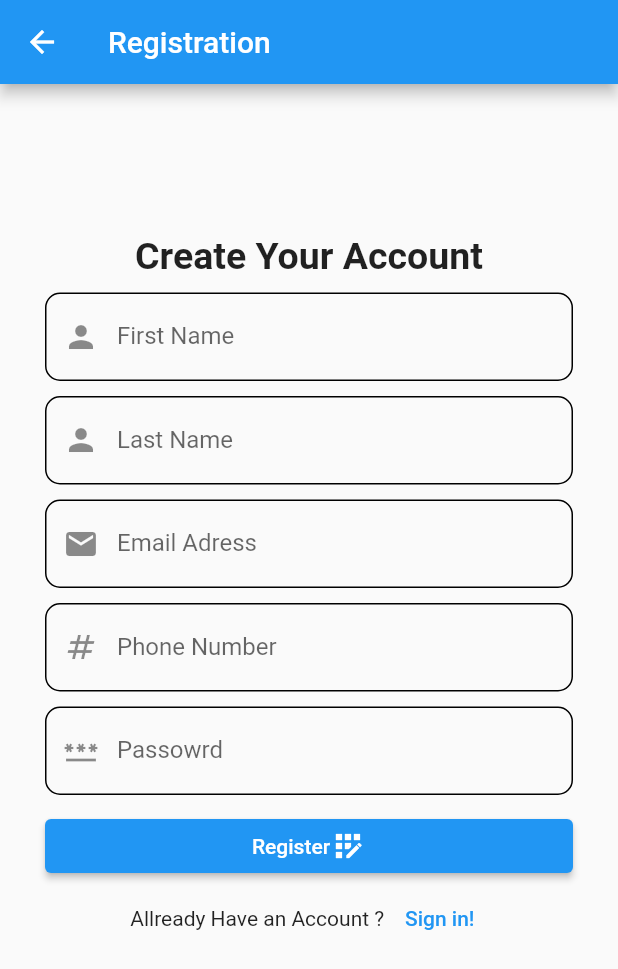
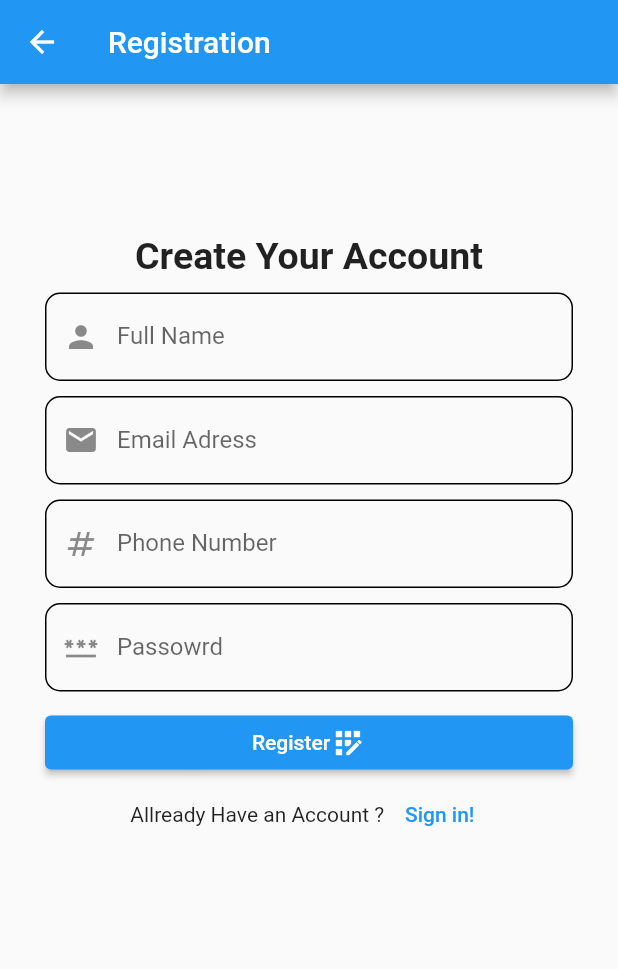
Before and after one commit to Bakez98/Flutter_Task_one, a Flutter app: the screen it shows after launch, after a tap on "Login", after a tap on "Sign Up!", on a phone screen of 412 x 824 dp. Shown: the top 969 px of the screen. Run offline on Flutter 3.47's test engine with Material 2 defaults, Android fonts, the phone set to English and light mode, and no system bars; accounts and stored records are empty.

Commit message:
pushing the implemintation of Registration and login

```diff
--- a/lib/main.dart
+++ b/lib/main.dart
@@ -1,5 +1,7 @@
 import 'package:flutter/material.dart';
 import 'package:gallery_application/screens/log_in.dart';
+import 'package:provider/provider.dart';
+import 'package:gallery_application/providers/auth_provider.dart.dart';
 
 void main() {
   runApp(const MyApp());
@@ -7,13 +9,14 @@ void main() {
 
 class MyApp extends StatelessWidget {
   const MyApp({super.key});
-
-  // This widget is the root of your application.
   @override
   Widget build(BuildContext context) {
-    return const MaterialApp(
-      title: 'Flutter Demo',
-      home: LogInScreen(),
+    return ChangeNotifierProvider(
+      create: (context) => AuthProvider(),
+      child: const MaterialApp(
+        title: 'Products basket',
+        home: LogInScreen(),
+      ),
     );
   }
 }
--- /dev/null
+++ b/lib/models/user.dart
@@ -0,0 +1,13 @@
+class User {
+  const User({
+    required this.name,
+    required this.email,
+    required this.phoneNumber,
+    required this.password,
+  });
+
+  final String name;
+  final String email;
+  final String phoneNumber;
+  final String password;
+}
--- a/lib/screens/log_in.dart
+++ b/lib/screens/log_in.dart
@@ -1,8 +1,18 @@
+// ignore_for_file: no_logic_in_create_state
+
 import 'package:flutter/material.dart';
+import 'package:gallery_application/screens/products_list.dart';
 import 'package:gallery_application/screens/registration.dart';
+import 'package:gallery_application/providers/auth_provider.dart.dart';
+import 'package:provider/provider.dart';
 
 class LogInScreen extends StatefulWidget {
   const LogInScreen({super.key});
+
+// @override
+//   State<LogInScreen> createState() {
+//     return _LogInScreenState();
+//   }
 
   @override
   _LogInScreenState createState() => _LogInScreenState();
@@ -11,8 +21,21 @@ class LogInScreen extends StatefulWidget {
 class _LogInScreenState extends State<LogInScreen> {
   final _formKey = GlobalKey<FormState>();
 
+  final TextEditingController _emailAddressController = TextEditingController();
+  final TextEditingController _passwordController = TextEditingController();
+
   void _login() {
-    _formKey.currentState!.validate();
+    if (_formKey.currentState!.validate()) {
+      final myProvider = Provider.of<AuthProvider>(context, listen: false);
+      if (myProvider.loginUser(
+          _emailAddressController.text, _passwordController.text)) {
+        Navigator.of(context).push(
+          MaterialPageRoute(
+            builder: (ctx) => const ProductsScreen(),
+          ),
+        );
+      }
+    }
   }
 
   @override
@@ -36,6 +59,7 @@ class _LogInScreenState extends State<LogInScreen> {
                 height: 10,
               ),
               TextFormField(
+                controller: _emailAddressController,
                 decoration: InputDecoration(
                   label: const Text("Email"),
                   prefixIcon: const Icon(Icons.email_outlined),
@@ -58,6 +82,7 @@ class _LogInScreenState extends State<LogInScreen> {
                 height: 10,
               ),
               TextFormField(
+                controller: _passwordController,
                 decoration: InputDecoration(
                   label: const Text("Password"),
                   prefixIcon: const Icon(Icons.password_outlined),
--- a/lib/screens/registration.dart
+++ b/lib/screens/registration.dart
@@ -1,5 +1,7 @@
 import 'package:flutter/material.dart';
+import 'package:gallery_application/providers/auth_provider.dart.dart';
 import 'package:gallery_application/screens/log_in.dart';
+import 'package:provider/provider.dart';
 
 class RegistrationScreen extends StatefulWidget {
   const RegistrationScreen({super.key});
@@ -11,26 +13,37 @@ class RegistrationScreen extends StatefulWidget {
 class _RegistrationScreenState extends State<RegistrationScreen> {
   final _formKey = GlobalKey<FormState>();
 
-  final TextEditingController _firstNameController = TextEditingController();
-  final TextEditingController _lastNameController = TextEditingController();
+  final TextEditingController _nameController = TextEditingController();
+  final TextEditingController _phoneNumberController = TextEditingController();
   final TextEditingController _emailAddressController = TextEditingController();
-  final TextEditingController _phoneNumberController = TextEditingController();
   final TextEditingController _passwordController = TextEditingController();
 
   void _register() {
-    _formKey.currentState!.validate();
-
-    // ScaffoldMessenger.of(context).showSnackBar(
-    //   SnackBar(
-    //     width: 200,
-    //     backgroundColor: Theme.of(context).colorScheme.secondary,
-    //     shape: RoundedRectangleBorder(
-    //       borderRadius: BorderRadius.circular(10),
-    //     ),
-    //     behavior: SnackBarBehavior.floating,
-    //     content: const Text("Registered Successfully"),
-    //   ),
-    // );
+    if (_formKey.currentState!.validate()) {
+      final myProvider = Provider.of<AuthProvider>(context, listen: false);
+      myProvider.registerUser(
+        _emailAddressController.text,
+        _passwordController.text,
+        _nameController.text,
+        _phoneNumberController.text,
+      );
+    }
+    ScaffoldMessenger.of(context).showSnackBar(
+      SnackBar(
+        width: 200,
+        backgroundColor: Theme.of(context).colorScheme.secondary,
+        shape: RoundedRectangleBorder(
+          borderRadius: BorderRadius.circular(10),
+        ),
+        behavior: SnackBarBehavior.floating,
+        content: const Text("Registered Successfully"),
+      ),
+    );
+    Navigator.of(context).push(
+      MaterialPageRoute(
+        builder: (ctx) => const LogInScreen(),
+      ),
+    );
   }
 
   @override
@@ -54,9 +67,9 @@ class _RegistrationScreenState extends State<RegistrationScreen> {
                 ),
                 const SizedBox(height: 10),
                 TextFormField(
-                  controller: _firstNameController,
+                  controller: _nameController,
                   decoration: InputDecoration(
-                    label: const Text("First Name"),
+                    label: const Text("Full Name"),
                     prefixIcon: const Icon(Icons.person),
                     border: OutlineInputBorder(
                       borderRadius: BorderRadius.circular(10),
@@ -68,28 +81,7 @@ class _RegistrationScreenState extends State<RegistrationScreen> {
                   keyboardType: TextInputType.name,
                   validator: (value) {
                     if (value!.isEmpty) {
-                      return "First Name is Required";
-                    }
-                    return null;
-                  },
-                ),
-                const SizedBox(height: 10),
-                TextFormField(
-                  controller: _lastNameController,
-                  decoration: InputDecoration(
-                    label: const Text("Last Name"),
-                    prefixIcon: const Icon(Icons.person),
-                    border: OutlineInputBorder(
-                      borderRadius: BorderRadius.circular(10),
-                    ),
-                    enabledBorder: OutlineInputBorder(
-                      borderRadius: BorderRadius.circular(10),
-                    ),
-                  ),
-                  keyboardType: TextInputType.name,
-                  validator: (value) {
-                    if (value!.isEmpty) {
-                      return "Last Name is Required";
+                      return "Full Name is Required";
                     }
                     return null;
                   },
--- a/pubspec.yaml
+++ b/pubspec.yaml
@@ -30,13 +30,11 @@ environment:
 dependencies:
   flutter:
     sdk: flutter
+  provider: ^6.0.5
 
   # The following adds the Cupertino Icons font to your application.
   # Use with the CupertinoIcons class for iOS style icons.
   cupertino_icons: ^1.0.2
-  camera: ^0.10.5+2
-  path_provider: ^2.0.15
-  path: ^1.8.3
 
 dev_dependencies:
   flutter_test:
```
Also changed, not shown: lib/providers/auth_provider.dart.dart (added, +33 -0 lines), lib/screens/products_list.dart (added, +19 -0 lines), pubspec.lock, 2 other files.
